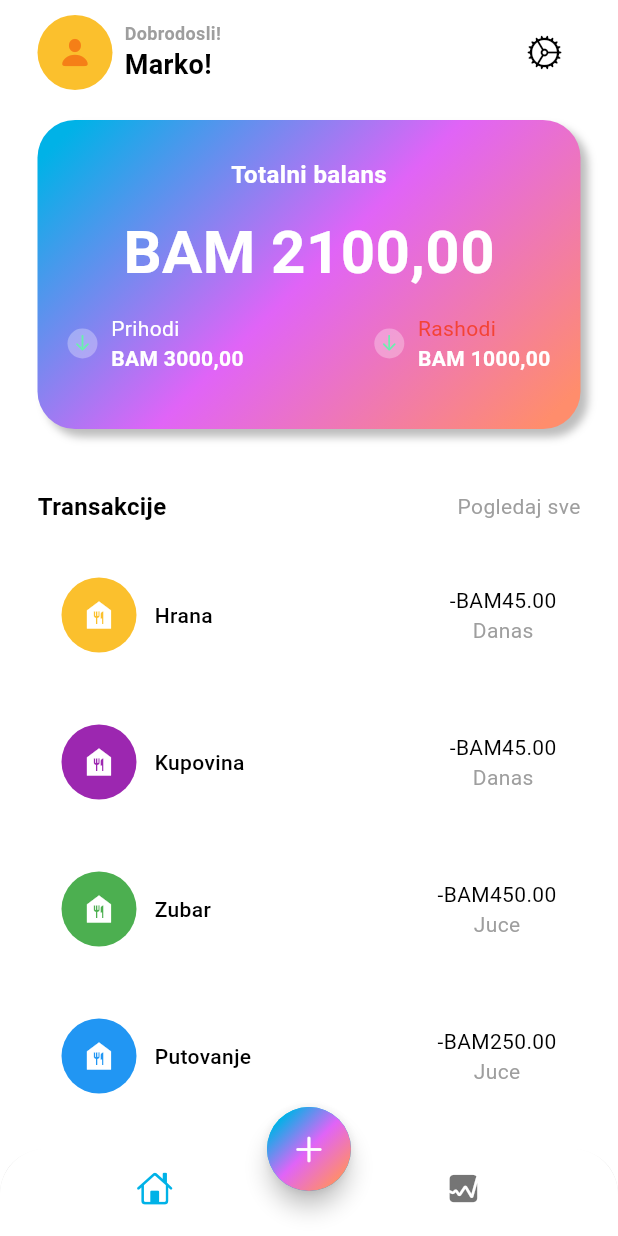
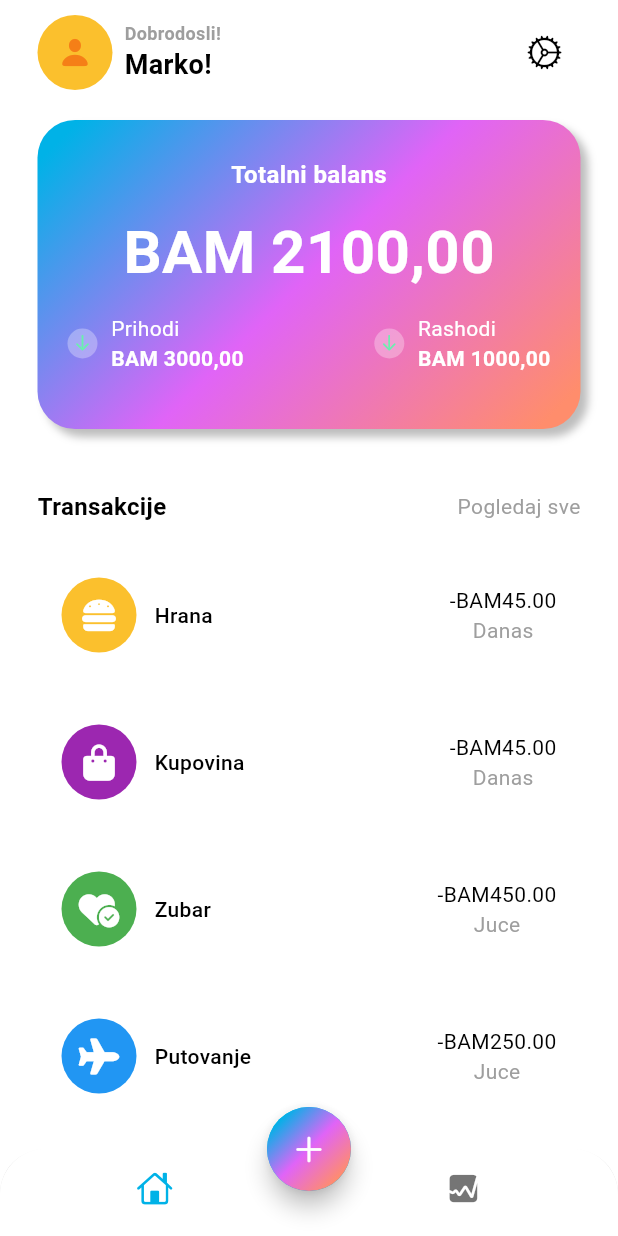
Before and after one commit to MarkoLosic/expensetracker, a Flutter app: the screen it shows after launch, on a phone screen of 412 x 824 dp. Run offline on Flutter 3.47's test engine with Material 3 defaults, Android fonts, the phone set to English and light mode, and no system bars; our stand-ins replace font_awesome_flutter.

Commit message:
Added a new icons and stores

```diff
--- a/lib/data/data.dart
+++ b/lib/data/data.dart
@@ -3,38 +3,49 @@ import 'package:font_awesome_flutter/font_awesome_flutter.dart';
 
 List<Map<String, dynamic>> transactionsData = [
   {
-    'icon': const FaIcon(FontAwesomeIcons.burger),
+    'icon': const FaIcon(
+      FontAwesomeIcons.burger,
+      color: Colors.white,
+    ),
     'color': Colors.yellow[700],
     'name': 'Hrana',
     'totalAmount': '-BAM45.00',
     'date': 'Danas',
   },
   {
-    'icon': const FaIcon(FontAwesomeIcons.bagShopping),
+    'icon': const FaIcon(FontAwesomeIcons.bagShopping, color: Colors.white),
     'color': Colors.purple,
     'name': 'Kupovina',
     'totalAmount': '-BAM45.00',
     'date': 'Danas',
   },
   {
-    'icon': const FaIcon(FontAwesomeIcons.heartCircleCheck),
+    'icon':
+        const FaIcon(FontAwesomeIcons.heartCircleCheck, color: Colors.white),
     'color': Colors.green,
     'name': 'Zubar',
     'totalAmount': '-BAM450.00',
     'date': 'Juce',
   },
   {
-    'icon': const FaIcon(FontAwesomeIcons.plane),
+    'icon': const FaIcon(FontAwesomeIcons.plane, color: Colors.white),
     'color': Colors.blue,
     'name': 'Putovanje',
     'totalAmount': '-BAM250.00',
     'date': 'Juce',
   },
   {
-    'icon': const FaIcon(FontAwesomeIcons.car),
+    'icon': const FaIcon(FontAwesomeIcons.car, color: Colors.white),
     'color': Colors.red,
     'name': 'Automobil',
     'totalAmount': '-BAM250.00',
     'date': 'Juce',
   },
+  {
+    'icon': const FaIcon(FontAwesomeIcons.gear, color: Colors.white),
+    'color': const Color.fromARGB(255, 138, 85, 82),
+    'name': 'Teretana',
+    'totalAmount': '-BAM30.00',
+    'date': 'Danas',
+  },
 ];
--- a/lib/home/views/main_screen.dart
+++ b/lib/home/views/main_screen.dart
@@ -190,7 +190,7 @@ class MainScreen extends StatelessWidget {
                                     'Rashodi',
                                     style: TextStyle(
                                         fontSize: 14,
-                                        color: Colors.red,
+                                        color: Colors.white,
                                         fontWeight: FontWeight.w400),
                                   ),
                                   Text(
@@ -262,10 +262,7 @@ class MainScreen extends StatelessWidget {
                                         shape: BoxShape.circle,
                                       ),
                                     ),
-                                    const Icon(
-                                      Icons.food_bank,
-                                      color: Colors.white,
-                                    )
+                                    transactionsData[i]['icon'],
                                   ],
                                 ),
                                 const SizedBox(
```
